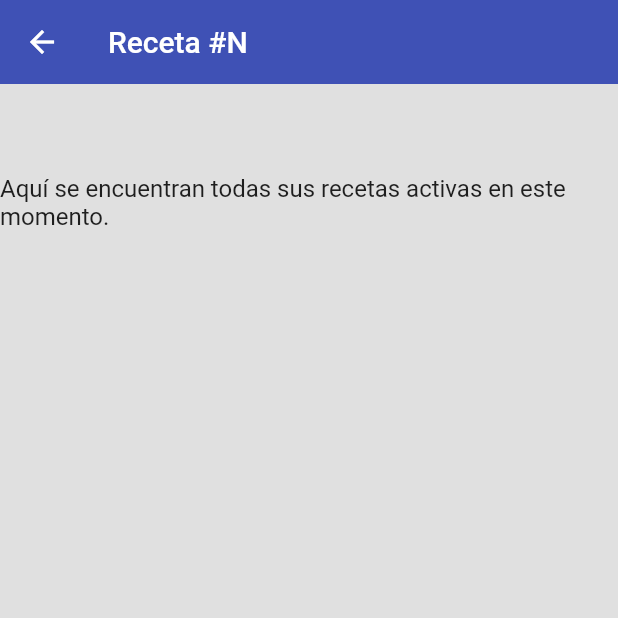
After one commit to Luis-Angel-Santos/fisio_App_Movil, a Flutter app: the RecetaDetail screen opened by its route, on a phone screen of 412 x 824 dp, the top half of it. The commit adds this screen. Run offline on Flutter 3.47's test engine with Material 2 defaults, Android fonts, the light colour scheme and no system bars; our stand-ins replace image_picker.

Commit message:
redirigiendo a receta completa

```diff
--- a/lib/main.dart
+++ b/lib/main.dart
@@ -1,3 +1,4 @@
+import 'package:fisio/screens/receta_detail.dart';
 import 'package:fisio/screens/screens.dart';
 import 'package:fisio/services/services.dart';
 import 'package:flutter/material.dart';
@@ -31,6 +32,7 @@ class MyApp extends StatelessWidget {
           'login_paciente': (_) => LoginScreenPacientes(),
           'perfil_paciente': (_) => ProfilePaciente(),
           'home_paciente': (_) => HomePaciente(),
+          'receta_detail': (_) => RecetaDetail(),
         },
         theme: ThemeData.light().copyWith(
             scaffoldBackgroundColor: Colors.grey[300],
--- a/lib/screens/home_pac_screen.dart
+++ b/lib/screens/home_pac_screen.dart
@@ -49,25 +49,25 @@ class HomePaciente extends StatelessWidget {
                   DataCell(
                     GestureDetector(
                     onTap: () {
-                      Navigator.pushNamed(context, 'login');
+                      Navigator.pushNamed(context, 'receta_detail');
                       },
                       child: Text('1', style: TextStyle(fontSize: 15.0))
                   )),
                   DataCell(GestureDetector(
                     onTap: () {
-                      Navigator.pushNamed(context, 'login');
+                      Navigator.pushNamed(context, 'receta_detail');
                       },
                       child: Text('Receta/Tratamiento', style: TextStyle(fontSize: 15.0))
                   )),
                  DataCell(GestureDetector(
                     onTap: () {
-                      Navigator.pushNamed(context, 'login');
+                      Navigator.pushNamed(context, 'receta_detail');
                       },
                       child: Text('3', style: TextStyle(fontSize: 15.0))
                   )),
                   DataCell(GestureDetector(
                     onTap: () {
-                      Navigator.pushNamed(context, 'login');
+                      Navigator.pushNamed(context, 'receta_detail');
                       },
                       child: Text('01/Nov/22', style: TextStyle(fontSize: 15.0))
                   )),
@@ -76,25 +76,25 @@ class HomePaciente extends StatelessWidget {
                    DataCell(
                     GestureDetector(
                     onTap: () {
-                      Navigator.pushNamed(context, 'login');
+                      Navigator.pushNamed(context, 'receta_detail');
                       },
                       child: Text('2', style: TextStyle(fontSize: 15.0))
                   )),
                   DataCell(GestureDetector(
                     onTap: () {
-                      Navigator.pushNamed(context, 'login');
+                      Navigator.pushNamed(context, 'receta_detail');
                       },
                       child: Text('Receta/Tratamiento', style: TextStyle(fontSize: 15.0))
                   )),
                  DataCell(GestureDetector(
                     onTap: () {
-                      Navigator.pushNamed(context, 'login');
+                      Navigator.pushNamed(context, 'receta_detail');
                       },
                       child: Text('2', style: TextStyle(fontSize: 15.0))
                   )),
                   DataCell(GestureDetector(
                     onTap: () {
-                      Navigator.pushNamed(context, 'login');
+                      Navigator.pushNamed(context, 'receta_detail');
                       },
                       child: Text('03/Nov/22', style: TextStyle(fontSize: 15.0))
                   )),
@@ -103,25 +103,25 @@ class HomePaciente extends StatelessWidget {
                   DataCell(
                     GestureDetector(
                     onTap: () {
-                      Navigator.pushNamed(context, 'login');
+                      Navigator.pushNamed(context, 'receta_detail');
                       },
                       child: Text('3', style: TextStyle(fontSize: 15.0))
                   )),
                   DataCell(GestureDetector(
                     onTap: () {
-                      Navigator.pushNamed(context, 'login');
+                      Navigator.pushNamed(context, 'receta_detail');
                       },
                       child: Text('Receta/Tratamiento', style: TextStyle(fontSize: 15.0))
                   )),
                  DataCell(GestureDetector(
                     onTap: () {
-                      Navigator.pushNamed(context, 'login');
+                      Navigator.pushNamed(context, 'receta_detail');
                       },
                       child: Text('3', style: TextStyle(fontSize: 15.0))
                   )),
                   DataCell(GestureDetector(
                     onTap: () {
-                      Navigator.pushNamed(context, 'login');
+                      Navigator.pushNamed(context, 'receta_detail');
                       },
                       child: Text('05/Nov/22', style: TextStyle(fontSize: 15.0))
                   )),
--- /dev/null
+++ b/lib/screens/receta_detail.dart
@@ -0,0 +1,29 @@
+import 'package:flutter/material.dart';
+
+class RecetaDetail extends StatelessWidget {
+  @override
+  Widget build(BuildContext context) {
+  return Scaffold(
+      appBar: AppBar(
+        title: Text('Receta #N'),
+      ),
+      body: SingleChildScrollView(
+        child: Form(
+          child: Column(
+            children: [
+              SizedBox(
+                height: 60,
+              ),
+              Center(
+                child: Text(
+                  'Aquí se encuentran todas sus recetas activas en este momento.',
+                  style: TextStyle(fontSize: 16, fontWeight: FontWeight.normal),
+                ),
+              ),
+            ]
+          )
+        )
+      )
+    );
+  }
+}
--- a/lib/screens/screens.dart
+++ b/lib/screens/screens.dart
@@ -5,3 +5,4 @@ export 'package:fisio/screens/login_screen.dart';
 export 'package:fisio/screens/login_pac_screen.dart';
 export 'package:fisio/screens/profile_pac_screen.dart';
 export 'package:fisio/screens/home_pac_screen.dart';
+export 'package:fisio/screens/receta_detail.dart';
```
